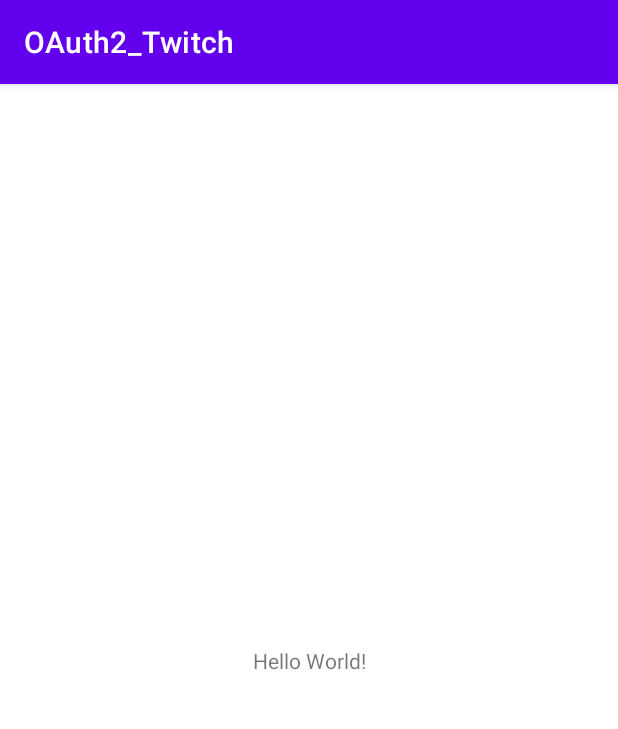
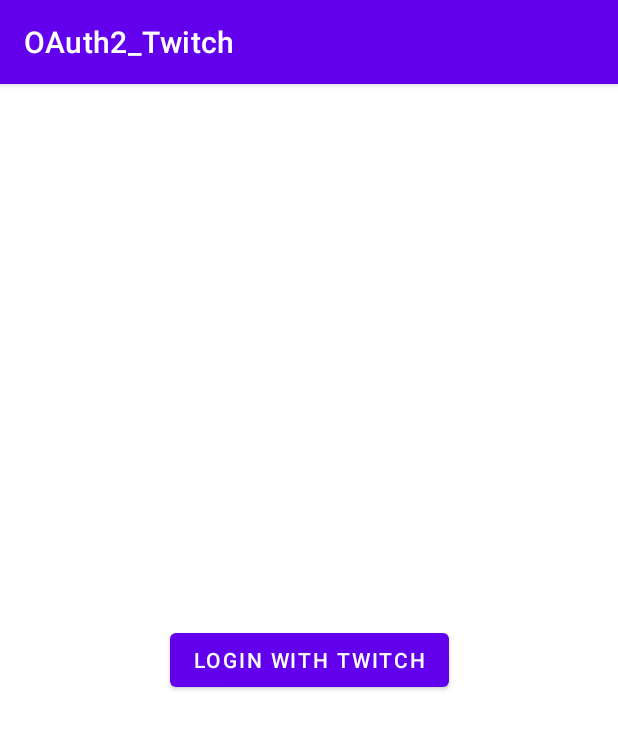
Before and after one commit to DDavoH/Android-Clean-Architecture-TwitchAPI, an Android app: the screen it shows after launch (MainActivity), on a phone screen of 412 x 824 dp. Shown: the top 729 px of the screen. Run offline under Robolectric (Android 15) with nearby library versions, the phone set to English and light mode, and no system bars; 3 statements that could not run were skipped.

Commit message:
view binding in mainActivity

```diff
--- a/app/src/main/java/com/davoh/oauth2_twitch/MainActivity.kt
+++ b/app/src/main/java/com/davoh/oauth2_twitch/MainActivity.kt
@@ -2,12 +2,16 @@ package com.davoh.oauth2_twitch
 
 import androidx.appcompat.app.AppCompatActivity
 import android.os.Bundle
+import com.davoh.oauth2_twitch.databinding.ActivityMainBinding
 import com.davoh.oauth2_twitch.di.MainApplication
 
 class MainActivity : AppCompatActivity() {
+    private lateinit var binding: ActivityMainBinding
     override fun onCreate(savedInstanceState: Bundle?) {
         super.onCreate(savedInstanceState)
-        setContentView(R.layout.activity_main)
+        binding = ActivityMainBinding.inflate(layoutInflater)
+        val view = binding.root
+        setContentView(view)
         (applicationContext as MainApplication).getComponent().inject(this)
     }
 }
--- a/app/src/main/res/layout/activity_main.xml
+++ b/app/src/main/res/layout/activity_main.xml
@@ -6,10 +6,11 @@
     android:layout_height="match_parent"
     tools:context=".MainActivity">
 
-    <TextView
+    <Button
+        android:id="@+id/btnLogin"
         android:layout_width="wrap_content"
         android:layout_height="wrap_content"
-        android:text="Hello World!"
+        android:text="Login with Twitch"
         app:layout_constraintBottom_toBottomOf="parent"
         app:layout_constraintLeft_toLeftOf="parent"
         app:layout_constraintRight_toRightOf="parent"
```
